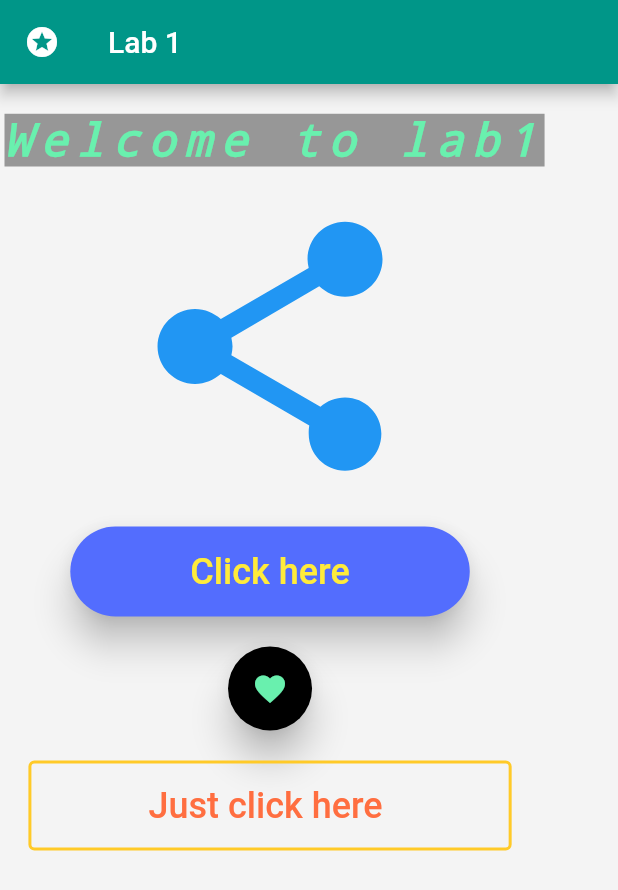
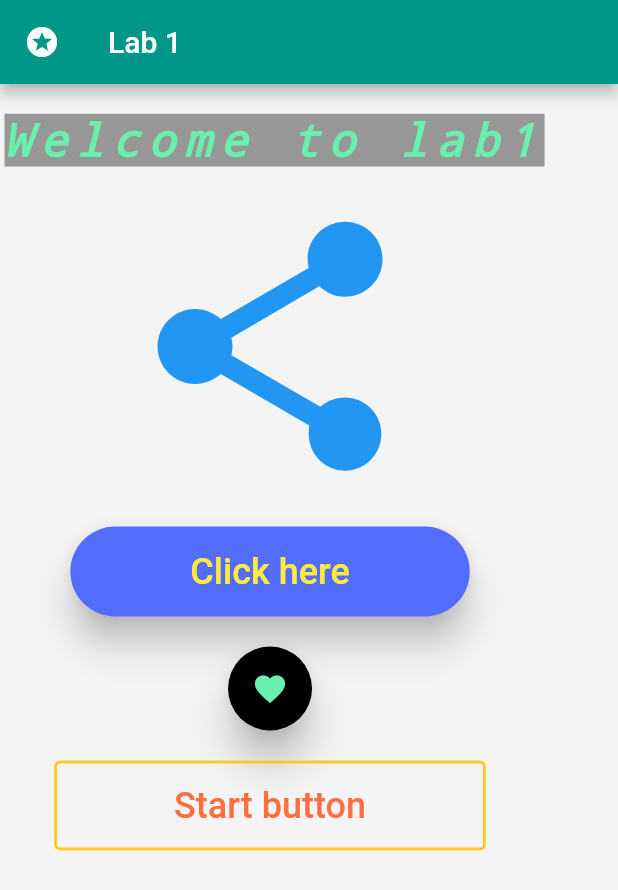
Before and after one commit to dayname/flutter_course, a Flutter app: the LAb1HomePage screen opened directly, on a phone screen of 412 x 824 dp. Shown: the top 890 px of the screen. Run offline on Flutter 3.47's test engine with Material 2 defaults, Android fonts, the phone set to English and light mode, and no system bars.

Commit message:
Initial commit

```diff
--- a/lib/lab1/lab.dart
+++ b/lib/lab1/lab.dart
@@ -110,7 +110,7 @@ class LAb1HomePage extends StatelessWidget {
       style: ElevatedButton.styleFrom(
         primary: Colors.black,
         padding: EdgeInsets.all(16),
-        elevation: 10,
+        elevation: 11,
         shape: CircleBorder(),
       ),
     );
@@ -120,7 +120,7 @@ class LAb1HomePage extends StatelessWidget {
     return OutlinedButton(
       onPressed: (){},
       child: Text(
-        "Just click here ", style: TextStyle(fontSize: 24, color: Colors.deepOrangeAccent),),
+        "Start button", style: TextStyle(fontSize: 24, color: Colors.deepOrangeAccent),),
       style: OutlinedButton.styleFrom(
           primary: Colors.indigoAccent,
           padding: EdgeInsets.symmetric(vertical: 16,horizontal: 80),
```
